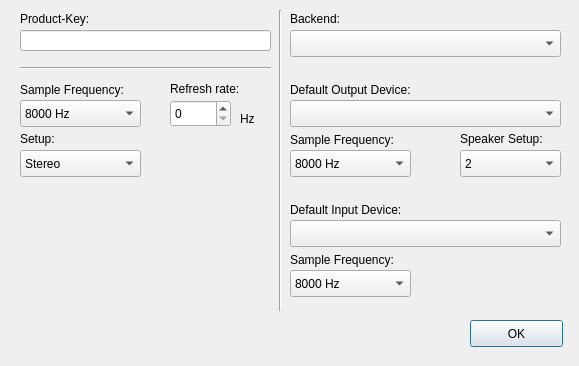
Before: the Qt Designer form src/aaxconfig.ui in adalinbv/aax-support, drawn with Qt 5.
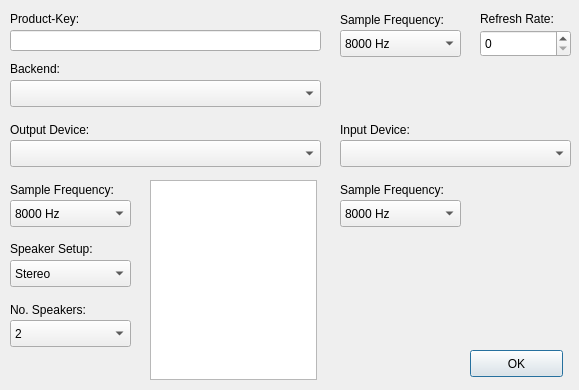
After: the same form once the commit is applied. Custom widgets are drawn as their Qt base class.

```diff
--- a/src/aaxconfig.ui
+++ b/src/aaxconfig.ui
@@ -7,19 +7,19 @@
     <x>0</x>
     <y>0</y>
     <width>579</width>
-    <height>366</height>
+    <height>390</height>
    </rect>
   </property>
   <property name="minimumSize">
    <size>
     <width>579</width>
-    <height>366</height>
+    <height>390</height>
    </size>
   </property>
   <property name="maximumSize">
    <size>
     <width>579</width>
-    <height>366</height>
+    <height>390</height>
    </size>
   </property>
   <property name="windowTitle">
@@ -28,9 +28,9 @@
   <widget class="QLineEdit" name="ProductKey">
    <property name="geometry">
     <rect>
-     <x>20</x>
+     <x>10</x>
      <y>30</y>
-     <width>251</width>
+     <width>311</width>
      <height>21</height>
     </rect>
    </property>
@@ -41,7 +41,7 @@
   <widget class="QLabel" name="label_product_key">
    <property name="geometry">
     <rect>
-     <x>20</x>
+     <x>10</x>
      <y>10</y>
      <width>91</width>
      <height>17</height>
@@ -51,117 +51,11 @@
     <string>Product-Key:</string>
    </property>
   </widget>
-  <widget class="KComboBox" name="GeneralSampleFreq">
-   <property name="geometry">
-    <rect>
-     <x>20</x>
-     <y>100</y>
-     <width>121</width>
-     <height>27</height>
-    </rect>
-   </property>
-   <item>
-    <property name="text">
-     <string>8000 Hz</string>
-    </property>
-   </item>
-   <item>
-    <property name="text">
-     <string>11025 Hz</string>
-    </property>
-   </item>
-   <item>
-    <property name="text">
-     <string>16000 Hz</string>
-    </property>
-   </item>
-   <item>
-    <property name="text">
-     <string>22050 Hz</string>
-    </property>
-   </item>
-   <item>
-    <property name="text">
-     <string>32000 Hz</string>
-    </property>
-   </item>
-   <item>
-    <property name="text">
-     <string>44056 Hz</string>
-    </property>
-   </item>
-   <item>
-    <property name="text">
-     <string>44100 Hz</string>
-    </property>
-   </item>
-   <item>
-    <property name="text">
-     <string>48000 Hz</string>
-    </property>
-   </item>
-   <item>
-    <property name="text">
-     <string>88200 Hz</string>
-    </property>
-   </item>
-   <item>
-    <property name="text">
-     <string>96000 Hz</string>
-    </property>
-   </item>
-   <item>
-    <property name="text">
-     <string>176400 Hz</string>
-    </property>
-   </item>
-   <item>
-    <property name="text">
-     <string>192000 Hz</string>
-    </property>
-   </item>
-  </widget>
-  <widget class="QLabel" name="label_general_sample_freq">
-   <property name="geometry">
-    <rect>
-     <x>20</x>
-     <y>80</y>
-     <width>131</width>
-     <height>20</height>
-    </rect>
-   </property>
-   <property name="text">
-    <string>Sample Frequency:</string>
-   </property>
-  </widget>
-  <widget class="QSpinBox" name="RefreshRate">
-   <property name="geometry">
-    <rect>
-     <x>170</x>
-     <y>100</y>
-     <width>61</width>
-     <height>27</height>
-    </rect>
-   </property>
-  </widget>
-  <widget class="QLabel" name="label_refresh_rate">
-   <property name="geometry">
-    <rect>
-     <x>170</x>
-     <y>80</y>
-     <width>91</width>
-     <height>17</height>
-    </rect>
-   </property>
-   <property name="text">
-    <string>Refresh rate:</string>
-   </property>
-  </widget>
   <widget class="QComboBox" name="SpeakerSetup">
    <property name="geometry">
     <rect>
-     <x>20</x>
-     <y>150</y>
+     <x>10</x>
+     <y>260</y>
      <width>121</width>
      <height>27</height>
     </rect>
@@ -190,22 +84,22 @@
   <widget class="QLabel" name="label_setup">
    <property name="geometry">
     <rect>
-     <x>20</x>
-     <y>130</y>
-     <width>62</width>
+     <x>10</x>
+     <y>240</y>
+     <width>101</width>
      <height>17</height>
     </rect>
    </property>
    <property name="text">
-    <string>Setup:</string>
+    <string>Speaker Setup:</string>
    </property>
   </widget>
   <widget class="QComboBox" name="Backend">
    <property name="geometry">
     <rect>
-     <x>290</x>
-     <y>30</y>
-     <width>271</width>
+     <x>10</x>
+     <y>80</y>
+     <width>311</width>
      <height>27</height>
     </rect>
    </property>
@@ -213,8 +107,8 @@
   <widget class="QLabel" name="label_backend">
    <property name="geometry">
     <rect>
-     <x>290</x>
-     <y>10</y>
+     <x>10</x>
+     <y>60</y>
      <width>71</width>
      <height>17</height>
     </rect>
@@ -226,8 +120,8 @@
   <widget class="QLabel" name="label_output_sample_freq">
    <property name="geometry">
     <rect>
-     <x>290</x>
-     <y>130</y>
+     <x>10</x>
+     <y>180</y>
      <width>131</width>
      <height>20</height>
     </rect>
@@ -239,8 +133,8 @@
   <widget class="KComboBox" name="OutputSampleFreq">
    <property name="geometry">
     <rect>
-     <x>290</x>
-     <y>150</y>
+     <x>10</x>
+     <y>200</y>
      <width>121</width>
      <height>27</height>
     </rect>
@@ -309,9 +203,9 @@
   <widget class="QComboBox" name="OutputSpeakers">
    <property name="geometry">
     <rect>
-     <x>460</x>
-     <y>150</y>
-     <width>101</width>
+     <x>10</x>
+     <y>320</y>
+     <width>121</width>
      <height>27</height>
     </rect>
    </property>
@@ -339,22 +233,22 @@
   <widget class="QLabel" name="label_speakers">
    <property name="geometry">
     <rect>
-     <x>460</x>
-     <y>130</y>
-     <width>101</width>
-     <height>17</height>
+     <x>10</x>
+     <y>300</y>
+     <width>121</width>
+     <height>20</height>
     </rect>
    </property>
    <property name="text">
-    <string>Speaker Setup:</string>
+    <string>No. Speakers:</string>
    </property>
   </widget>
   <widget class="QComboBox" name="OutputDevice">
    <property name="geometry">
     <rect>
-     <x>290</x>
-     <y>100</y>
-     <width>271</width>
+     <x>10</x>
+     <y>140</y>
+     <width>311</width>
      <height>27</height>
     </rect>
    </property>
@@ -362,21 +256,21 @@
   <widget class="QLabel" name="label_output_device">
    <property name="geometry">
     <rect>
-     <x>290</x>
-     <y>80</y>
+     <x>10</x>
+     <y>120</y>
      <width>151</width>
      <height>20</height>
     </rect>
    </property>
    <property name="text">
-    <string>Default Output Device:</string>
+    <string>Output Device:</string>
    </property>
   </widget>
   <widget class="QLabel" name="label_input_sample_freq">
    <property name="geometry">
     <rect>
-     <x>290</x>
-     <y>250</y>
+     <x>340</x>
+     <y>180</y>
      <width>131</width>
      <height>20</height>
     </rect>
@@ -388,8 +282,8 @@
   <widget class="KComboBox" name="InputSampleFreq">
    <property name="geometry">
     <rect>
-     <x>290</x>
-     <y>270</y>
+     <x>340</x>
+     <y>200</y>
      <width>121</width>
      <height>27</height>
     </rect>
@@ -458,44 +352,31 @@
   <widget class="QLabel" name="label_input_device">
    <property name="geometry">
     <rect>
-     <x>290</x>
-     <y>200</y>
+     <x>340</x>
+     <y>120</y>
      <width>141</width>
      <height>20</height>
     </rect>
    </property>
    <property name="text">
-    <string>Default Input Device:</string>
+    <string>Input Device:</string>
    </property>
   </widget>
   <widget class="QComboBox" name="InputDevice">
    <property name="geometry">
     <rect>
-     <x>290</x>
-     <y>220</y>
-     <width>271</width>
+     <x>340</x>
+     <y>140</y>
+     <width>231</width>
      <height>27</height>
     </rect>
    </property>
   </widget>
-  <widget class="Line" name="line">
-   <property name="geometry">
-    <rect>
-     <x>20</x>
-     <y>60</y>
-     <width>251</width>
-     <height>16</height>
-    </rect>
-   </property>
-   <property name="orientation">
-    <enum>Qt::Horizontal</enum>
-   </property>
-  </widget>
   <widget class="QPushButton" name="OK">
    <property name="geometry">
     <rect>
      <x>470</x>
-     <y>320</y>
+     <y>350</y>
      <width>93</width>
      <height>27</height>
     </rect>
@@ -504,30 +385,120 @@
     <string>OK</string>
    </property>
   </widget>
-  <widget class="Line" name="line_2">
+  <widget class="QGraphicsView" name="graphicsView">
    <property name="geometry">
     <rect>
-     <x>270</x>
+     <x>150</x>
+     <y>180</y>
+     <width>167</width>
+     <height>200</height>
+    </rect>
+   </property>
+  </widget>
+  <widget class="QLabel" name="label_general_sample_freq">
+   <property name="geometry">
+    <rect>
+     <x>340</x>
      <y>10</y>
-     <width>20</width>
-     <height>301</height>
+     <width>131</width>
+     <height>20</height>
     </rect>
    </property>
-   <property name="orientation">
-    <enum>Qt::Vertical</enum>
+   <property name="text">
+    <string>Sample Frequency:</string>
    </property>
   </widget>
-  <widget class="QLabel" name="label">
+  <widget class="KComboBox" name="GeneralSampleFreq">
    <property name="geometry">
     <rect>
-     <x>240</x>
-     <y>110</y>
-     <width>21</width>
+     <x>340</x>
+     <y>30</y>
+     <width>121</width>
+     <height>27</height>
+    </rect>
+   </property>
+   <item>
+    <property name="text">
+     <string>8000 Hz</string>
+    </property>
+   </item>
+   <item>
+    <property name="text">
+     <string>11025 Hz</string>
+    </property>
+   </item>
+   <item>
+    <property name="text">
+     <string>16000 Hz</string>
+    </property>
+   </item>
+   <item>
+    <property name="text">
+     <string>22050 Hz</string>
+    </property>
+   </item>
+   <item>
+    <property name="text">
+     <string>32000 Hz</string>
+    </property>
+   </item>
+   <item>
+    <property name="text">
+     <string>44056 Hz</string>
+    </property>
+   </item>
+   <item>
+    <property name="text">
+     <string>44100 Hz</string>
+    </property>
+   </item>
+   <item>
+    <property name="text">
+     <string>48000 Hz</string>
+    </property>
+   </item>
+   <item>
+    <property name="text">
+     <string>88200 Hz</string>
+    </property>
+   </item>
+   <item>
+    <property name="text">
+     <string>96000 Hz</string>
+    </property>
+   </item>
+   <item>
+    <property name="text">
+     <string>176400 Hz</string>
+    </property>
+   </item>
+   <item>
+    <property name="text">
+     <string>192000 Hz</string>
+    </property>
+   </item>
+  </widget>
+  <widget class="QSpinBox" name="RefreshRate">
+   <property name="geometry">
+    <rect>
+     <x>480</x>
+     <y>30</y>
+     <width>91</width>
+     <height>27</height>
+    </rect>
+   </property>
+  </widget>
+  <widget class="QLabel" name="label_refresh_rate">
+   <property name="geometry">
+    <rect>
+     <x>480</x>
+     <y>10</y>
+     <width>91</width>
      <height>17</height>
     </rect>
    </property>
    <property name="text">
-    <string>Hz</string>
+    <string>Refresh Rate:</string>
    </property>
   </widget>
  </widget>
```
Left out of the diff: 35 changed lines with no effect on the pictures.
